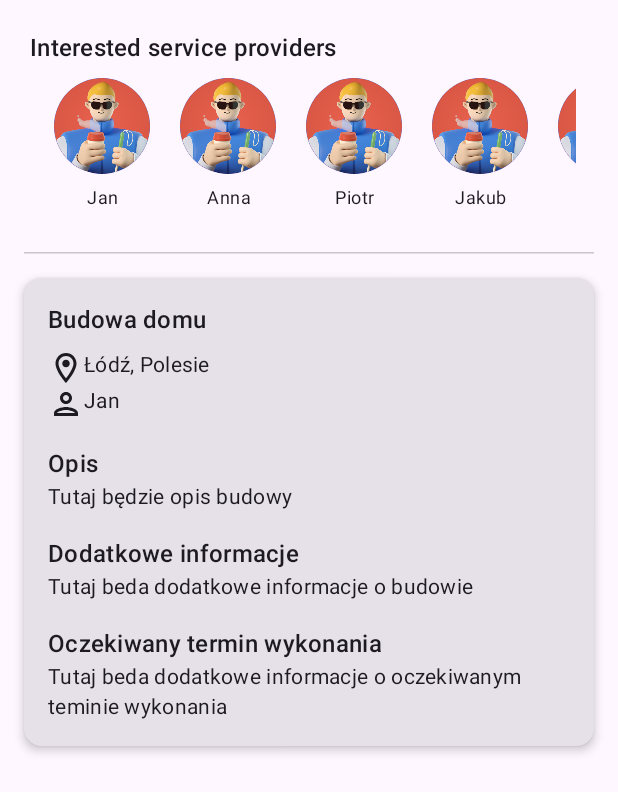
After one commit to Nerekk/Servly-app, an Android app built with Jetpack Compose: the composable RequestDetailsView shown on its own in the app's theme, on a phone screen of 412 x 824 dp. The commit adds this screen. Shown: the top 792 px of the screen. Run offline under Robolectric (Android 15) with nearby library versions, the phone set to English and light mode, and no system bars.

Commit message:
Request details page layout implementation

```diff
--- /dev/null
+++ b/app/src/main/java/com/example/servly_app/features/requests/details_view/DetailsCard.kt
@@ -0,0 +1,140 @@
+package com.example.servly_app.features.requests.details_view
+
+import android.content.res.Configuration
+import androidx.compose.foundation.background
+import androidx.compose.foundation.layout.Box
+import androidx.compose.foundation.layout.Column
+import androidx.compose.foundation.layout.Row
+import androidx.compose.foundation.layout.Spacer
+import androidx.compose.foundation.layout.fillMaxWidth
+import androidx.compose.foundation.layout.height
+import androidx.compose.foundation.layout.padding
+import androidx.compose.foundation.shape.RoundedCornerShape
+import androidx.compose.material.icons.Icons
+import androidx.compose.material.icons.outlined.LocationOn
+import androidx.compose.material.icons.outlined.Person
+import androidx.compose.material3.Card
+import androidx.compose.material3.CardDefaults
+import androidx.compose.material3.Icon
+import androidx.compose.material3.MaterialTheme
+import androidx.compose.material3.Text
+import androidx.compose.runtime.Composable
+import androidx.compose.ui.Modifier
+import androidx.compose.ui.tooling.preview.Preview
+import androidx.compose.ui.unit.dp
+import com.example.servly_app.core.theme.AppTheme
+
+
+@Preview(
+    showBackground = true,
+    locale = "en",
+    uiMode = Configuration.UI_MODE_NIGHT_NO,
+    name = "DefaultPreviewLightEN"
+)
+@Preview(
+    showBackground = true,
+    locale = "pl",
+    uiMode = Configuration.UI_MODE_NIGHT_YES,
+    name = "DefaultPreviewDarkPL"
+)
+@Composable
+fun PreviewDetailsCard() {
+    AppTheme {
+        DetailsCard()
+    }
+}
+
+@Composable
+fun DetailsCard() {
+    Card(
+        modifier = Modifier
+            .fillMaxWidth()
+            .background(
+                color = MaterialTheme.colorScheme.surfaceContainer,
+                shape = RoundedCornerShape(24.dp)
+            ),
+        elevation = CardDefaults.cardElevation(4.dp)
+    ) {
+        Column(modifier = Modifier.padding(16.dp)) {
+            HeaderSection(
+                title = "Budowa domu",
+                location = "Łódź, Polesie",
+                person = "Jan"
+            )
+
+            InfoSection(
+                title = "Opis",
+                body = "Tutaj będzie opis budowy"
+            )
+
+            InfoSection(
+                title = "Dodatkowe informacje",
+                body = "Tutaj beda dodatkowe informacje o budowie"
+            )
+
+            InfoSection(
+                title = "Oczekiwany termin wykonania",
+                body = "Tutaj beda dodatkowe informacje o oczekiwanym teminie wykonania"
+            )
+        }
+    }
+}
+
+@Composable
+private fun HeaderSection(
+    title: String,
+    location: String,
+    person: String
+) {
+    Text(
+        text = title,
+        style = MaterialTheme.typography.titleMedium,
+        color = MaterialTheme.colorScheme.onSurface
+    )
+
+    Spacer(modifier = Modifier.height(8.dp))
+
+    Row {
+        Icon(
+            imageVector = Icons.Outlined.LocationOn,
+            contentDescription = "location",
+            tint = MaterialTheme.colorScheme.onSurface
+        )
+        Text(
+            text = location,
+            style = MaterialTheme.typography.bodyMedium,
+            color = MaterialTheme.colorScheme.onSurface
+        )
+    }
+
+    Row {
+        Icon(
+            imageVector = Icons.Outlined.Person,
+            contentDescription = "person",
+            tint = MaterialTheme.colorScheme.onSurface
+        )
+        Text(
+            text = person,
+            style = MaterialTheme.typography.bodyMedium,
+            color = MaterialTheme.colorScheme.onSurface
+        )
+    }
+}
+
+@Composable
+private fun InfoSection(
+    title: String,
+    body: String
+) {
+    Spacer(modifier = Modifier.height(16.dp))
+    Text(
+        text = title,
+        style = MaterialTheme.typography.titleMedium,
+        color = MaterialTheme.colorScheme.onSurface
+    )
+    Text(
+        text = body,
+        style = MaterialTheme.typography.bodyMedium,
+        color = MaterialTheme.colorScheme.onSurface
+    )
+}
--- /dev/null
+++ b/app/src/main/java/com/example/servly_app/features/requests/details_view/InterestedProviders.kt
@@ -0,0 +1,116 @@
+package com.example.servly_app.features.requests.details_view
+
+import android.content.res.Configuration
+import androidx.compose.foundation.Image
+import androidx.compose.foundation.background
+import androidx.compose.foundation.layout.Arrangement
+import androidx.compose.foundation.layout.Box
+import androidx.compose.foundation.layout.Column
+import androidx.compose.foundation.layout.Spacer
+import androidx.compose.foundation.layout.fillMaxWidth
+import androidx.compose.foundation.layout.height
+import androidx.compose.foundation.layout.padding
+import androidx.compose.foundation.layout.size
+import androidx.compose.foundation.layout.width
+import androidx.compose.foundation.lazy.LazyRow
+import androidx.compose.foundation.lazy.items
+import androidx.compose.foundation.shape.CircleShape
+import androidx.compose.material3.MaterialTheme
+import androidx.compose.material3.Text
+import androidx.compose.runtime.Composable
+import androidx.compose.ui.Alignment
+import androidx.compose.ui.Modifier
+import androidx.compose.ui.draw.clip
+import androidx.compose.ui.graphics.painter.Painter
+import androidx.compose.ui.res.stringResource
+import androidx.compose.ui.text.style.TextAlign
+import androidx.compose.ui.tooling.preview.Preview
+import androidx.compose.ui.unit.dp
+import com.example.servly_app.R
+import com.example.servly_app.core.theme.AppTheme
+
+@Preview(
+    showBackground = true,
+    locale = "en",
+    uiMode = Configuration.UI_MODE_NIGHT_NO,
+    name = "DefaultPreviewLightEN"
+)
+@Preview(
+    showBackground = true,
+    locale = "pl",
+    uiMode = Configuration.UI_MODE_NIGHT_YES,
+    name = "DefaultPreviewDarkPL"
+)
+@Composable
+fun PreviewInterestedProviders() {
+    AppTheme {
+        InterestedProviders(null)
+    }
+}
+
+@Composable
+fun InterestedProviders(avatars: List<Pair<Painter, String>>?) {
+    Box(
+        modifier = Modifier
+            .padding(4.dp)
+    ) {
+        Column {
+            Text(
+                text = stringResource(R.string.providers),
+                style = MaterialTheme.typography.titleMedium,
+                color = MaterialTheme.colorScheme.onBackground
+            )
+            if (avatars != null) ProvidersList(avatars) else NoProviders()
+        }
+    }
+}
+
+@Composable
+fun NoProviders() {
+    Box(
+        modifier = Modifier
+            .fillMaxWidth()
+            .padding(16.dp),
+        contentAlignment = Alignment.Center
+    ) {
+        Text(
+            text = stringResource(R.string.no_providers),
+            style = MaterialTheme.typography.bodyMedium,
+            color = MaterialTheme.colorScheme.onBackground,
+            textAlign = TextAlign.Center
+        )
+    }
+}
+
+@Composable
+private fun ProvidersList(avatars: List<Pair<Painter, String>>) {
+    LazyRow(
+        modifier = Modifier
+            .fillMaxWidth()
+            .padding(8.dp),
+        horizontalArrangement = Arrangement.spacedBy(4.dp)
+    ) {
+        items(avatars) { item ->
+            Column(
+                modifier = Modifier.width(80.dp),
+                horizontalAlignment = Alignment.CenterHorizontally
+            ) {
+                Image(
+                    painter = item.first,
+                    contentDescription = "Avatar",
+                    modifier = Modifier
+                        .size(64.dp)
+                        .clip(CircleShape)
+                        .background(MaterialTheme.colorScheme.primary)
+                )
+                Spacer(modifier = Modifier.height(8.dp))
+                Text(
+                    text = item.second,
+                    style = MaterialTheme.typography.bodySmall,
+                    textAlign = TextAlign.Center,
+                    color = MaterialTheme.colorScheme.onBackground
+                )
+            }
+        }
+    }
+}
--- /dev/null
+++ b/app/src/main/java/com/example/servly_app/features/requests/details_view/RequestDetailsView.kt
@@ -0,0 +1,64 @@
+package com.example.servly_app.features.requests.details_view
+
+import android.content.res.Configuration
+import androidx.compose.foundation.background
+import androidx.compose.foundation.layout.Box
+import androidx.compose.foundation.layout.Column
+import androidx.compose.foundation.layout.fillMaxSize
+import androidx.compose.foundation.layout.padding
+import androidx.compose.material3.HorizontalDivider
+import androidx.compose.material3.MaterialTheme
+import androidx.compose.runtime.Composable
+import androidx.compose.ui.Modifier
+import androidx.compose.ui.res.painterResource
+import androidx.compose.ui.tooling.preview.Preview
+import androidx.compose.ui.unit.dp
+import com.example.servly_app.R
+import com.example.servly_app.core.theme.AppTheme
+
+
+@Preview(
+    showBackground = true,
+    locale = "en",
+    uiMode = Configuration.UI_MODE_NIGHT_NO,
+    name = "DefaultPreviewLightEN"
+)
+@Preview(
+    showBackground = true,
+    locale = "pl",
+    uiMode = Configuration.UI_MODE_NIGHT_YES,
+    name = "DefaultPreviewDarkPL"
+)
+@Composable
+fun PreviewRequestDetailsView() {
+    AppTheme {
+        RequestDetailsView()
+    }
+}
+
+@Composable
+fun RequestDetailsView() {
+    val avatars = listOf(
+        Pair(painterResource(R.drawable.test_square_image_large), "Jan"),
+        Pair(painterResource(R.drawable.test_square_image_large), "Anna"),
+        Pair(painterResource(R.drawable.test_square_image_large), "Piotr"),
+        Pair(painterResource(R.drawable.test_square_image_large), "Jakub"),
+        Pair(painterResource(R.drawable.test_square_image_large), "Jacek"),
+        Pair(painterResource(R.drawable.test_square_image_large), "Zofia")
+    )
+
+    Box(
+        modifier = Modifier
+            .fillMaxSize()
+            .background(color = MaterialTheme.colorScheme.background)
+            .padding(16.dp)
+    ) {
+        Column {
+            InterestedProviders(avatars)
+
+            HorizontalDivider(modifier = Modifier.padding(vertical = 16.dp))
+
+            DetailsCard()
+        }
+    }
+}
--- a/app/src/main/res/values/strings.xml
+++ b/app/src/main/res/values/strings.xml
@@ -15,11 +15,17 @@
     <string name="cat_others">Others</string>
 
     <string name="requests">Requests</string>
+
     <string name="tab_active">Active</string>
     <string name="tab_ended">Ended</string>
+    <string name="providers">Interested service providers</string>
+    <string name="no_providers">No interested providers yet</string>
+
 
     <string name="profile">Profile</string>
+
     <string name="profile_customer">Customer</string>
+
 
     <string name="schedule">Schedule</string>
 
```
Also changed, not shown: app/src/main/java/com/example/servly_app/features/requests/details_view/ChosenProvider.kt (added, +101 -0 lines), 1 other file.
